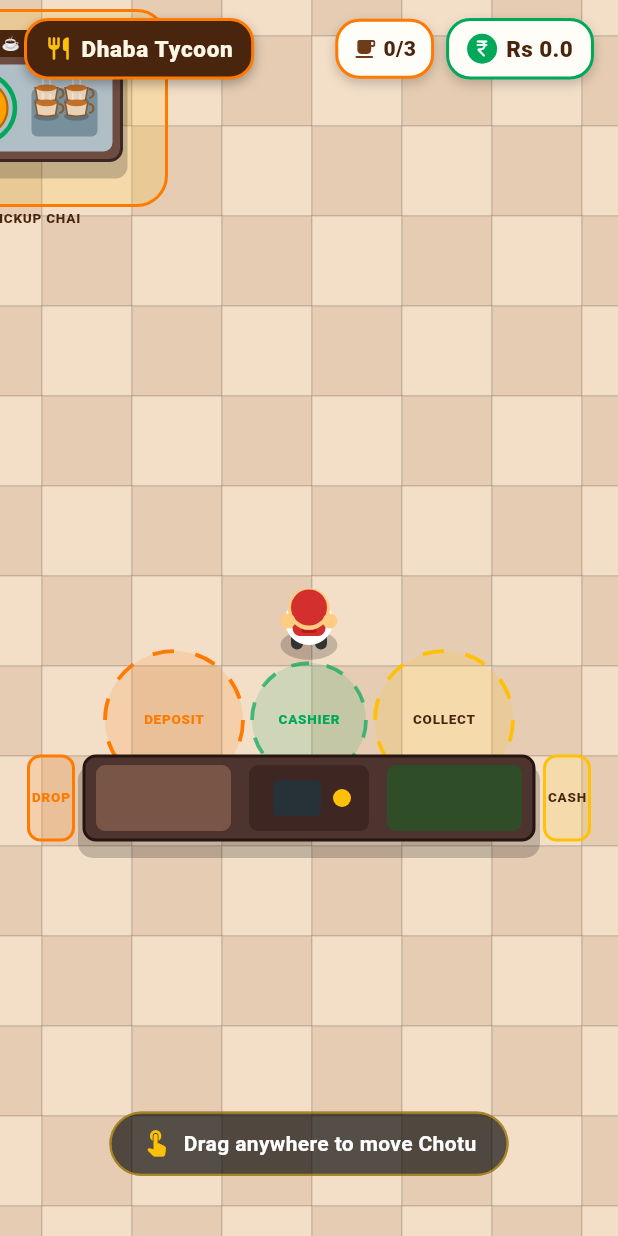
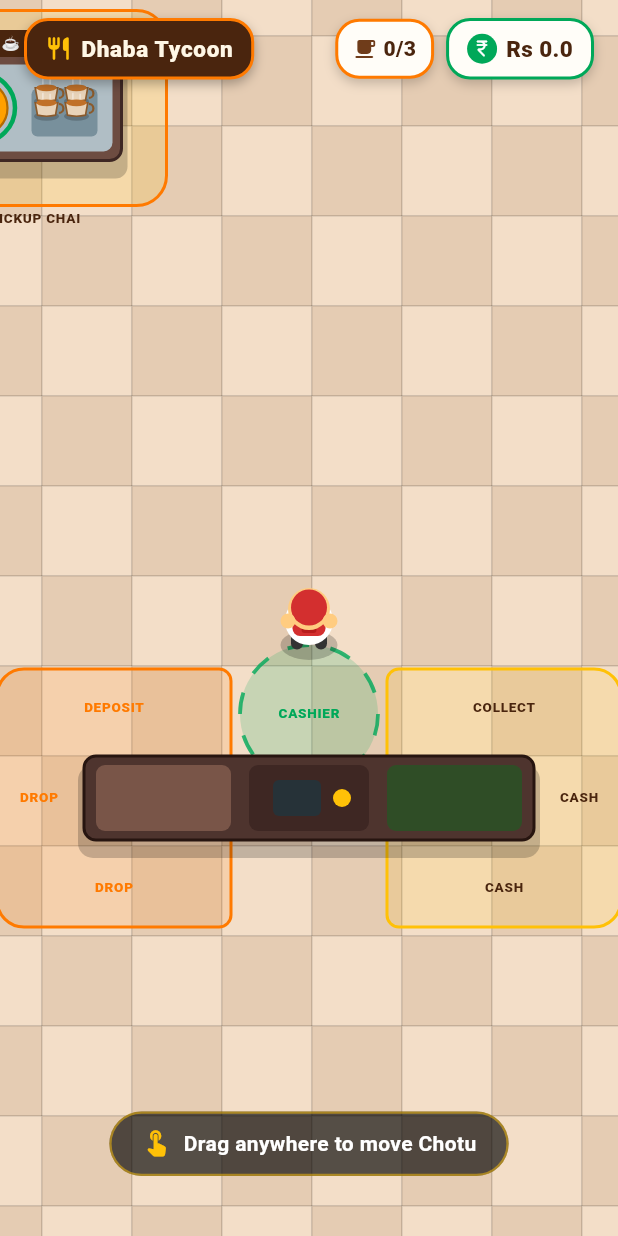
Before and after one commit to mustafa-txlabz/hotel-game, a Flutter app: the screen it shows after launch, on a phone screen of 412 x 824 dp. Run offline on Flutter 3.47's test engine with Material 3 defaults, Android fonts, the phone set to English and light mode, and no system bars; our stand-ins replace google_mobile_ads, material_ui, shared_preferences.

Commit message:
Convert counter sides to top-flank-bottom wrap pads and enlarge cashier circle

```diff
--- a/lib/ui/game/sprite_renderer.dart
+++ b/lib/ui/game/sprite_renderer.dart
@@ -425,53 +425,53 @@ class SpriteRenderer {
   /// and Right 3D Money Towers.
   static void drawServingCounter(Canvas canvas, ServingCounter counter) {
     // -------------------------------------------------------------
-    // 1. Floor Interactive Zones Behind Counter
+    // 1. Floor Interactive Zones Around Counter
     // -------------------------------------------------------------
 
-    // Left: Food Deposit Zone (Behind & Left Flank)
-    final fz = counter.foodDepositZoneCenter;
-    final fzRadius = counter.foodDepositZoneRadius;
-    final fzFill = Paint()
-      ..color = AppTheme.saffronOrange.withValues(alpha: 0.15);
-    canvas.drawCircle(Offset(fz.x, fz.y), fzRadius, fzFill);
-    _drawDashedCircle(
+    // Left: Food Deposit Zone Pad (wraps top/behind, left flank, and bottom/front)
+    final leftPadRect = RRect.fromRectAndCorners(
+      const Rect.fromLTRB(242.0, 634.0, 398.0, 806.0),
+      topLeft: const Radius.circular(18),
+      bottomLeft: const Radius.circular(18),
+      topRight: const Radius.circular(8),
+      bottomRight: const Radius.circular(8),
+    );
+    final leftPadFill = Paint()
+      ..color = AppTheme.saffronOrange.withValues(alpha: 0.14);
+    canvas.drawRRect(leftPadRect, leftPadFill);
+    final leftPadBorder = Paint()
+      ..color = AppTheme.saffronOrange
+      ..style = PaintingStyle.stroke
+      ..strokeWidth = 2.0;
+    canvas.drawRRect(leftPadRect, leftPadBorder);
+
+    _drawZoneText(
       canvas,
-      Offset(fz.x, fz.y),
-      fzRadius,
+      const Offset(320.0, 660.0),
+      'DEPOSIT',
       AppTheme.saffronOrange,
     );
     _drawZoneText(
       canvas,
-      Offset(fz.x, fz.y),
-      'DEPOSIT',
+      const Offset(270.0, 720.0),
+      'DROP',
+      AppTheme.saffronOrange,
+    );
+    _drawZoneText(
+      canvas,
+      const Offset(320.0, 780.0),
+      'DROP',
       AppTheme.saffronOrange,
     );
 
-    // Left flank side wing (drop items from left side of counter)
-    final leftSideCenter = Offset(
-      counter.position.x - counter.width / 2 - 22.0,
-      counter.position.y,
-    );
-    final leftSideRect = RRect.fromRectAndRadius(
-      Rect.fromCenter(center: leftSideCenter, width: 30, height: 56),
-      const Radius.circular(8),
-    );
-    canvas.drawRRect(leftSideRect, fzFill);
-    final leftSideBorder = Paint()
-      ..color = AppTheme.saffronOrange
-      ..style = PaintingStyle.stroke
-      ..strokeWidth = 2.0;
-    canvas.drawRRect(leftSideRect, leftSideBorder);
-    _drawZoneText(canvas, leftSideCenter, 'DROP', AppTheme.saffronOrange);
-
-    // Center: Cashier Standing Station (Strictly Green Center Zone - No Overlap)
+    // Center: Cashier Standing Station (Comfortable Enlarged Green Center Circle)
     final cz = counter.cashierZoneCenter;
     final czRadius = counter.cashierZoneRadius;
     final isPresent = counter.isCashierPresent;
     final czFill = Paint()
       ..color = (isPresent
           ? AppTheme.truckArtGreen.withValues(alpha: 0.45)
-          : AppTheme.truckArtGreen.withValues(alpha: 0.15));
+          : AppTheme.truckArtGreen.withValues(alpha: 0.18));
     canvas.drawCircle(Offset(cz.x, cz.y), czRadius, czFill);
     _drawDashedCircle(
       canvas,
@@ -479,7 +479,7 @@ class SpriteRenderer {
       czRadius,
       isPresent
           ? AppTheme.truckArtGreen
-          : AppTheme.truckArtGreen.withValues(alpha: 0.7),
+          : AppTheme.truckArtGreen.withValues(alpha: 0.8),
     );
     _drawZoneText(
       canvas,
@@ -488,40 +488,41 @@ class SpriteRenderer {
       isPresent ? Colors.white : AppTheme.truckArtGreen,
     );
 
-    // Right: Cash Collection Zone (Behind & Right Flank)
-    final rz = counter.cashCollectionZoneCenter;
-    final rzRadius = counter.cashCollectionZoneRadius;
-    final rzFill = Paint()..color = AppTheme.goldYellow.withValues(alpha: 0.15);
-    canvas.drawCircle(Offset(rz.x, rz.y), rzRadius, rzFill);
-    _drawDashedCircle(
+    // Right: Cash Collection Zone Pad (wraps top/behind, right flank, and bottom/front)
+    final rightPadRect = RRect.fromRectAndCorners(
+      const Rect.fromLTRB(502.0, 634.0, 658.0, 806.0),
+      topRight: const Radius.circular(18),
+      bottomRight: const Radius.circular(18),
+      topLeft: const Radius.circular(8),
+      bottomLeft: const Radius.circular(8),
+    );
+    final rightPadFill = Paint()
+      ..color = AppTheme.goldYellow.withValues(alpha: 0.14);
+    canvas.drawRRect(rightPadRect, rightPadFill);
+    final rightPadBorder = Paint()
+      ..color = AppTheme.goldYellow
+      ..style = PaintingStyle.stroke
+      ..strokeWidth = 2.0;
+    canvas.drawRRect(rightPadRect, rightPadBorder);
+
+    _drawZoneText(
       canvas,
-      Offset(rz.x, rz.y),
-      rzRadius,
-      AppTheme.goldYellow,
+      const Offset(580.0, 660.0),
+      'COLLECT',
+      AppTheme.chaiDarkBrown,
     );
     _drawZoneText(
       canvas,
-      Offset(rz.x, rz.y),
-      'COLLECT',
+      const Offset(630.0, 720.0),
+      'CASH',
       AppTheme.chaiDarkBrown,
     );
-
-    // Right flank side wing (vacuum cash from right side of counter)
-    final rightSideCenter = Offset(
-      counter.position.x + counter.width / 2 + 22.0,
-      counter.position.y,
+    _drawZoneText(
+      canvas,
+      const Offset(580.0, 780.0),
+      'CASH',
+      AppTheme.chaiDarkBrown,
     );
-    final rightSideRect = RRect.fromRectAndRadius(
-      Rect.fromCenter(center: rightSideCenter, width: 30, height: 56),
-      const Radius.circular(8),
-    );
-    canvas.drawRRect(rightSideRect, rzFill);
-    final rightSideBorder = Paint()
-      ..color = AppTheme.goldYellow
-      ..style = PaintingStyle.stroke
-      ..strokeWidth = 2.0;
-    canvas.drawRRect(rightSideRect, rightSideBorder);
-    _drawZoneText(canvas, rightSideCenter, 'CASH', AppTheme.chaiDarkBrown);
 
     // -------------------------------------------------------------
     // 2. Physical Three-Part Counter Structure
```
Also changed, not shown: lib/engine/stations.dart (+30 -37 lines), 1 other file.
